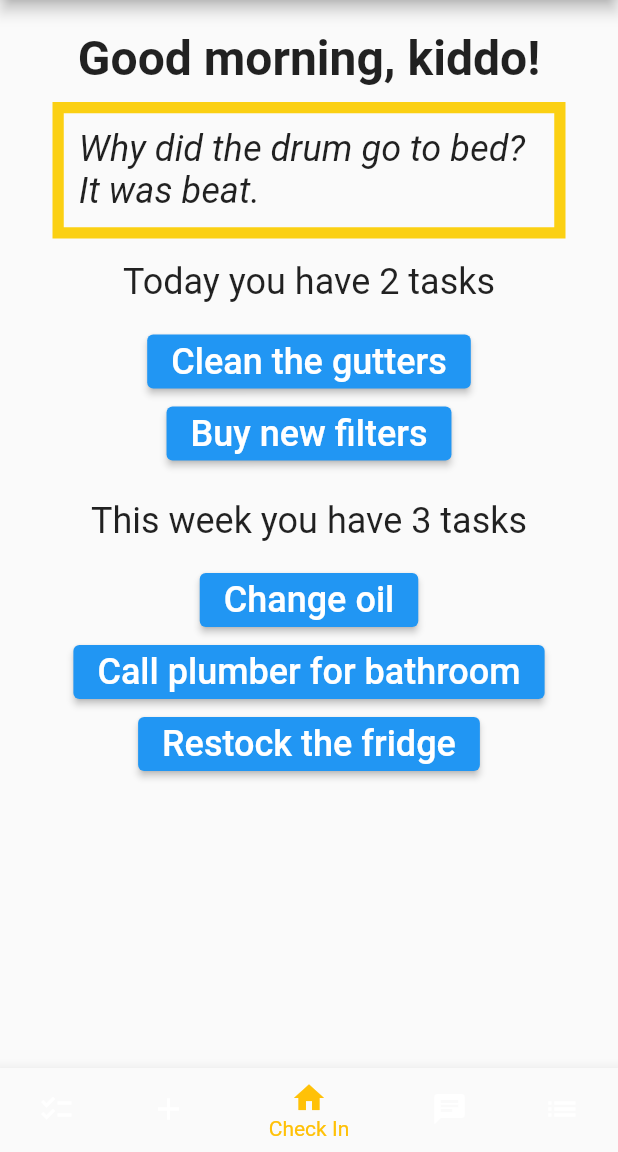
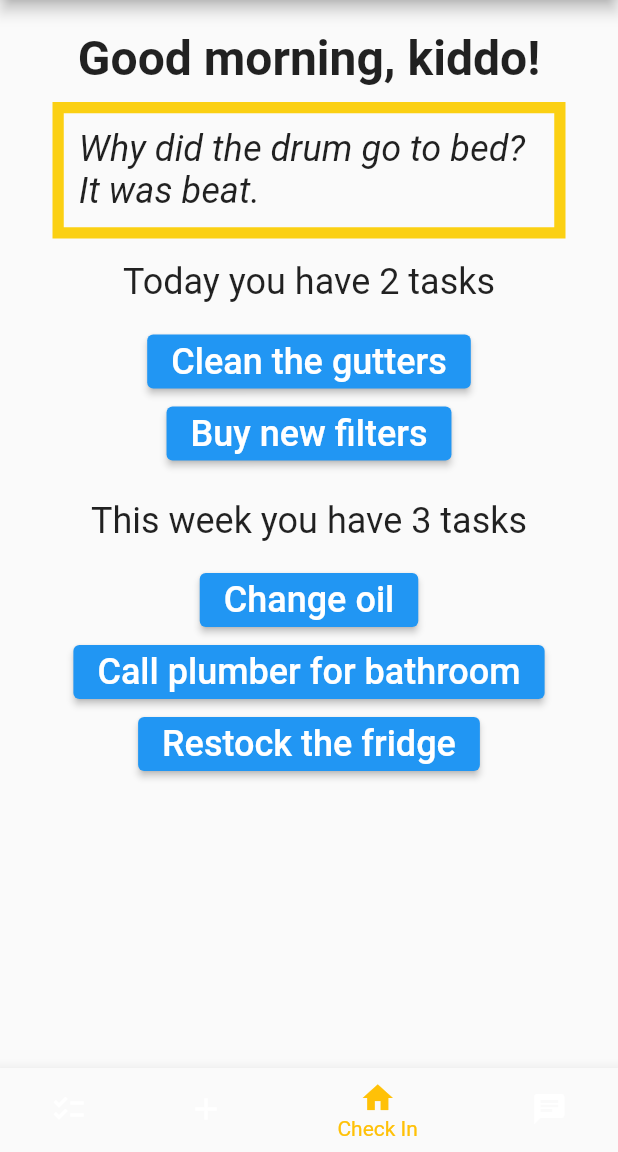
Before and after one commit to PocketDad/pocketdad, a Flutter app: the screen it shows after launch, on a phone screen of 412 x 824 dp, the part 84-1236 px from its top. Run offline on Flutter 3.47's test engine with Material 2 defaults, Android fonts, the phone set to English and light mode, and no system bars; generated files the repository leaves out were written again.

Commit message:
Revert "Issue #7: added Individual Task to navbar"
This reverts commit 3958fc8707088aae3455f3bf17b5df364a790c89.

```diff
--- a/lib/src/views/home/components/bottom_navigation_bar.dart
+++ b/lib/src/views/home/components/bottom_navigation_bar.dart
@@ -17,10 +17,6 @@ Widget bottomNavigationBar() {
           icon: Icon(Icons.chat),
           label: "Chat"
       ),
-      BottomNavigationBarItem(
-          icon: Icon(Icons.list),
-          label: "Individual task"
-      ),
     ],
   );
 }
--- a/lib/src/views/home/home_view.dart
+++ b/lib/src/views/home/home_view.dart
@@ -3,7 +3,6 @@ import 'package:pocketdad/src/views/home/pages/add_task.dart';
 import 'package:pocketdad/src/views/home/pages/chat.dart';
 import 'package:pocketdad/src/views/home/pages/check_in.dart';
 import 'package:pocketdad/src/views/home/pages/list_tasks.dart';
-import 'package:pocketdad/src/views/home/pages/individual_task.dart';
 
 /// Top-level Layout for all of the "Home" related
 class HomeView extends StatefulWidget {
@@ -48,14 +47,6 @@ class HomeView extends StatefulWidget {
           label: "Chat"
       ),
     },
-    4: {
-      'title': const Text('Individual Task'),
-      'body': const IndividualTask(),
-      'navItem': const BottomNavigationBarItem(
-        icon: Icon(Icons.list),
-          label: "Individual Task"
-      ),
-    }
   };
 
   @override
@@ -85,7 +76,6 @@ class _HomeViewState extends State<HomeView> {
           widget.pages[1]['navItem'],
           widget.pages[2]['navItem'],
           widget.pages[3]['navItem'],
-          widget.pages[4]['navItem'],
         ],
         currentIndex: _selectedIndex,
         onTap: _onItemTapped,
```
